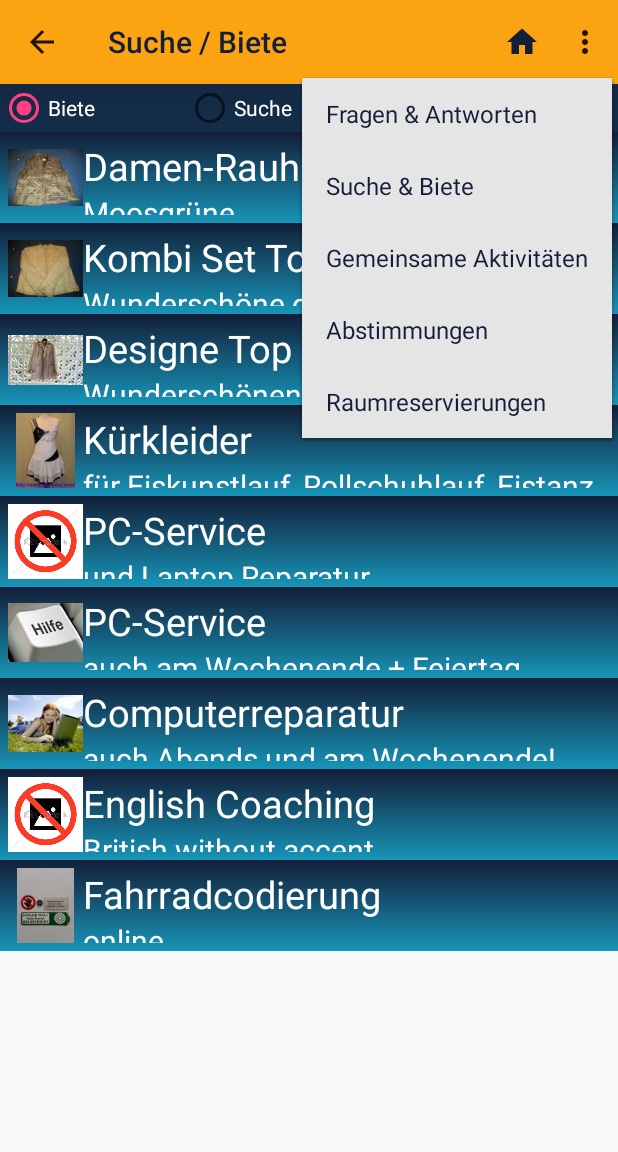
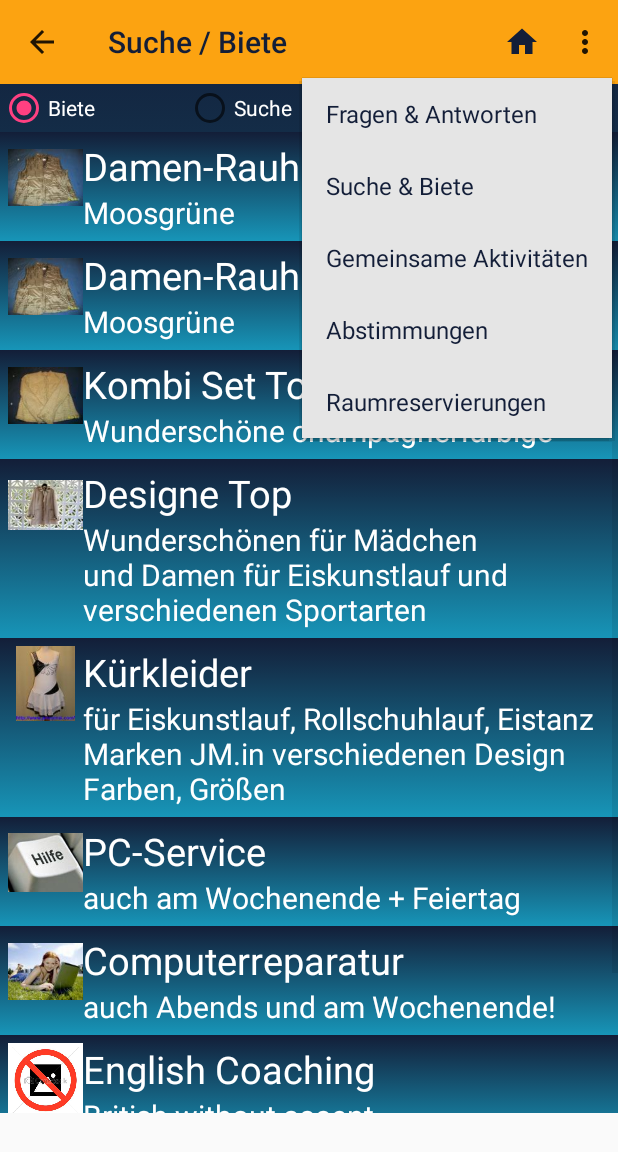
Before and after one commit to 4trifkO/Graetzel, an Android app: the SucheBiete screen opened directly, with no data from a screen before it, with the options menu open, on a phone screen of 412 x 824 dp. Shown: the top 1152 px of the screen. Run offline under Robolectric (Android 15) with nearby library versions, the phone set to English and light mode, and no system bars.

Commit message:
SucheBiete - grid vergrössert, kontaktdaten (tel.nr) ergänzt

```diff
--- a/app/src/main/java/hci/univie/ac/at/graetzel/SucheBieteData.java
+++ b/app/src/main/java/hci/univie/ac/at/graetzel/SucheBieteData.java
@@ -87,17 +87,17 @@ public class SucheBieteData {
     }
 
     private void fill_data()    {
-        add(false,"Fahrradcodierung","online","",R.drawable.bild_bikefinder);
-        add(false,"English Coaching","British without accent","",0);
-        add(false,"Computerreparatur","auch Abends und am Wochenende!","",R.drawable.bild_computerreparatur);
-        add(false,"PC-Service","auch am Wochenende + Feiertag","",R.drawable.bild_pc);
-        add(false,"PC-Service","und Laptop Reparatur","",0);
-        add(false,"Kürkleider","für Eiskunstlauf, Rollschuhlauf, Eistanz Marken JM.in verschiedenen Design Farben, Größen","",R.drawable.bild_kuerkleider);
-        add(false,"Designe Top","Wunderschönen für Mädchen und Damen für Eiskunstlauf und verschiedenen Sportarten","",R.drawable.bild_wunderschoene_jacke);
-        add(false,"Kombi Set Top und Rock","Wunderschöne champagnerfarbige","",R.drawable.bild_elegante);
-        add(false,"Damen-Rauhleder-Jacke","Moosgrüne","",R.drawable.bild_moosgruene);
-        add(true,"Jacke","Jean - blau","",R.drawable.bild_jean);
-        add(true,"Jacke","Jean - schwarz","",R.drawable.bild_jean_schwarz);
+        add(false,"Fahrradcodierung","online","Tel: 0676-123212222",R.drawable.bild_bikefinder);
+        add(false,"English Coaching","British without accent","Tel: 0676-223212222",0);
+        add(false,"Computerreparatur","auch Abends und am Wochenende!","Tel: 0676-323212222",R.drawable.bild_computerreparatur);
+        add(false,"PC-Service","auch am Wochenende + Feiertag","Tel: 0676-423212222",R.drawable.bild_pc);
+        add(false,"PC-Service","und Laptop Reparatur","Tel: 0676-523212222",0);
+        add(false,"Kürkleider","für Eiskunstlauf, Rollschuhlauf, Eistanz Marken JM.in verschiedenen Design Farben, Größen","Tel: 0676-623212222",R.drawable.bild_kuerkleider);
+        add(false,"Designe Top","Wunderschönen für Mädchen und Damen für Eiskunstlauf und verschiedenen Sportarten","Tel: 0676-723212222",R.drawable.bild_wunderschoene_jacke);
+        add(false,"Kombi Set Top und Rock","Wunderschöne champagnerfarbige","Tel: 0676-823212222",R.drawable.bild_elegante);
+        add(false,"Damen-Rauhleder-Jacke","Moosgrüne","Tel: 0676-923212222",R.drawable.bild_moosgruene);
+        add(true,"Jacke","Jean - blau","Tel: 0676-1023212222",R.drawable.bild_jean);
+        add(true,"Jacke","Jean - schwarz","Tel: 0676-1123212222",R.drawable.bild_jean_schwarz);
 
     }
 }
--- a/app/src/main/res/layout/suche_biete_single.xml
+++ b/app/src/main/res/layout/suche_biete_single.xml
@@ -9,9 +9,6 @@
 
     <LinearLayout
         style="@style/SucheBieteSingleLinearLayout"
-        android:layout_width="match_parent"
-        android:layout_height="match_parent"
-        android:layout_weight="1"
         android:orientation="vertical">
 
         <TextView
```
